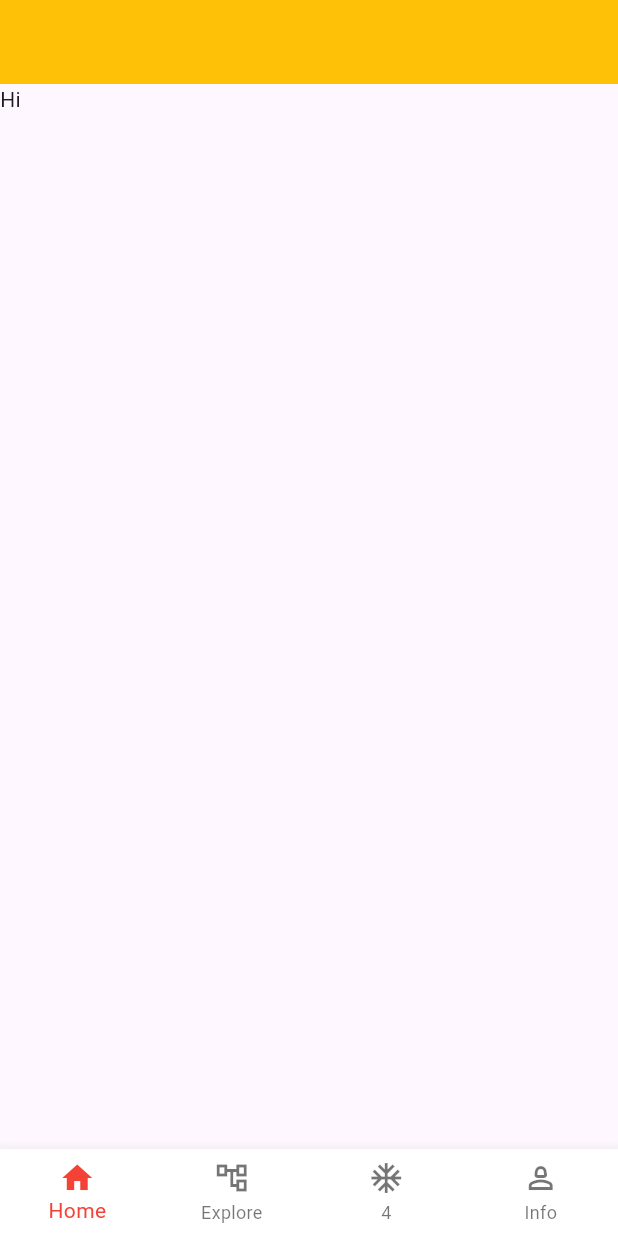
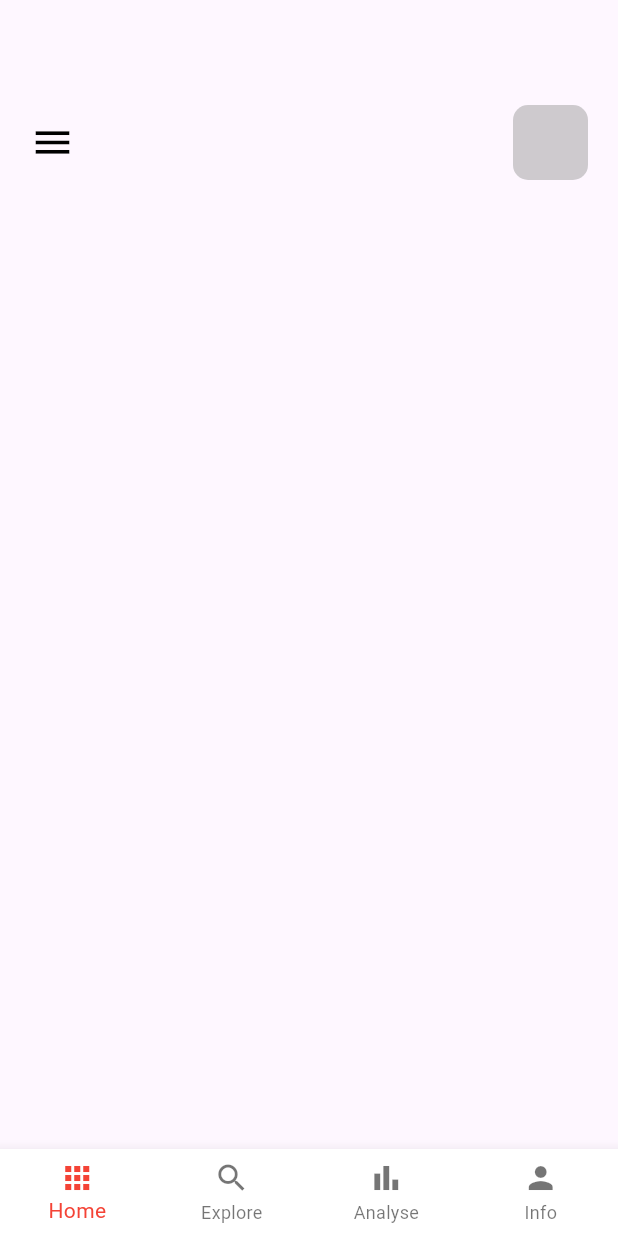
Before and after one commit to dysonpm/hitbox, a Flutter app: the screen it shows after launch, on a phone screen of 412 x 824 dp. Run offline on Flutter 3.47's test engine with Material 3 defaults, Android fonts, the phone set to English and light mode, and no system bars.

Commit message:
'homepage update'

```diff
--- a/lib/navigator/MainBottomNavigator.dart
+++ b/lib/navigator/MainBottomNavigator.dart
@@ -51,19 +51,19 @@ class _MainBottomNavigatorState extends State<MainBottomNavigator> {
         items: const <BottomNavigationBarItem>[
           // Jede Schaltfläche in der Bar ist ein "BottomNavigationBarItem"
           BottomNavigationBarItem(
-            icon: Icon(Icons.home),
+            icon: Icon(Icons.apps),
             label: 'Home',
           ),
           BottomNavigationBarItem(
-            icon: Icon(Icons.account_tree_outlined),
+            icon: Icon(Icons.search),
             label: 'Explore',
           ),
           BottomNavigationBarItem(
-            icon: Icon(Icons.ac_unit),
-            label: '4',
+            icon: Icon(Icons.bar_chart_sharp),
+            label: 'Analyse',
           ),
           BottomNavigationBarItem(
-            icon: Icon(Icons.person_2_outlined),
+            icon: Icon(Icons.person),
             label: 'Info',
           ),
         ],
--- a/lib/screens/explorescreen.dart
+++ b/lib/screens/explorescreen.dart
@@ -10,7 +10,7 @@ class ExploreScreenWidget extends StatelessWidget {
       appBar: AppBar(
         backgroundColor: Colors.grey,
       ),
-      body: Text("grey"),
+      body: Center(child: Text("grey")),
       backgroundColor: Colors.white,
     );
   }
--- a/lib/screens/homescreen.dart
+++ b/lib/screens/homescreen.dart
@@ -7,10 +7,38 @@ class HomeScreenWidget extends StatelessWidget {
   @override
   Widget build(BuildContext context) {
     return Scaffold(
-      appBar: AppBar(
-        backgroundColor: Colors.amber,
+      body: Column(
+        children: [
+          Container(
+            padding: const EdgeInsets.only(
+              top: 70,
+              left: 20,
+            ),
+            child: Row(
+              children: [
+                Icon(
+                  Icons.menu,
+                  size: 30,
+                  color: Colors.black,
+                ),
+                Expanded(child: Container()),
+                Container(
+                  margin: const EdgeInsets.only(right: 20),
+                  width: 50,
+                  height: 50,
+                  decoration: BoxDecoration(
+                    borderRadius: BorderRadius.circular(10),
+                    color: Colors.grey.withOpacity(0.5),
+                  ),
+                ),
+                SizedBox(
+                  height: 40,
+                ),
+              ],
+            ),
+          )
+        ],
       ),
-      body: Text("Hi"),
     );
   }
 }
```
